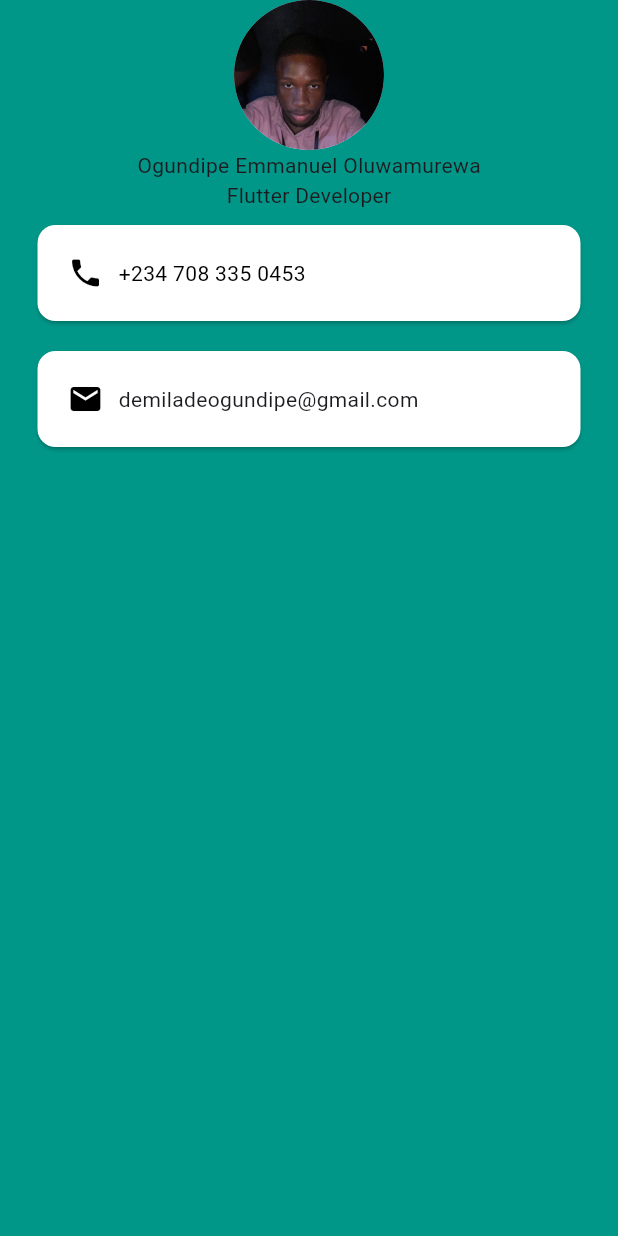
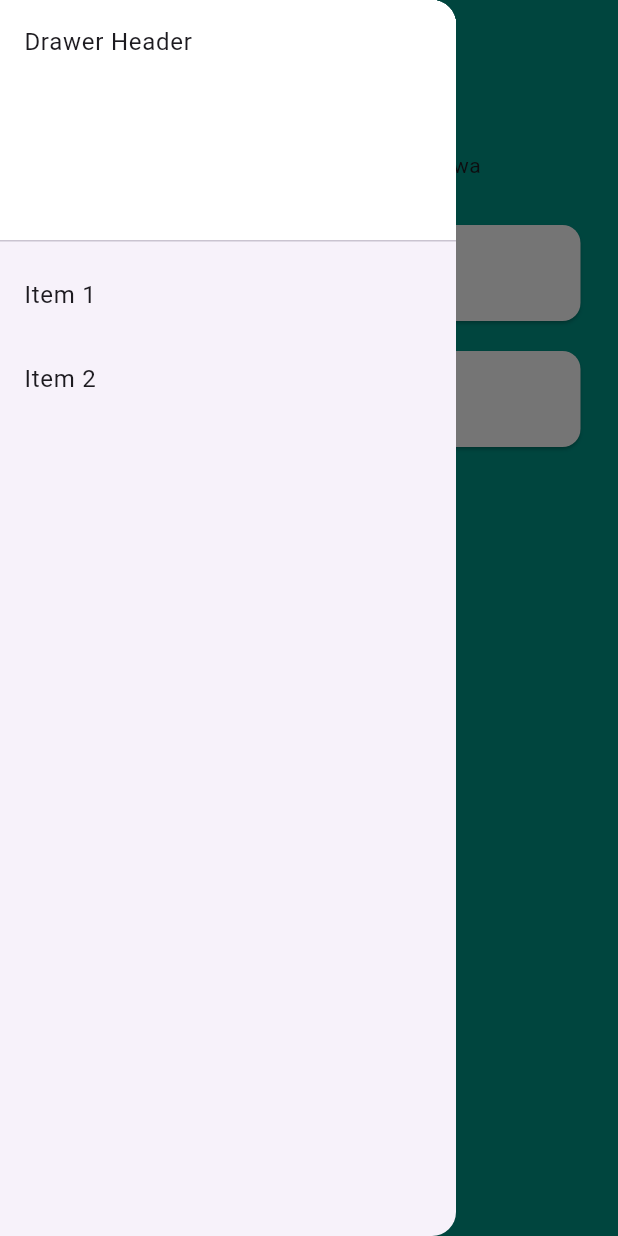
Before and after one commit to oluwasniper/Business_card, a Flutter app: the screen it shows after launch, with the side drawer open (before the commit the screen has no drawer), on a phone screen of 412 x 824 dp. Run offline on Flutter 3.47's test engine with Material 3 defaults, Android fonts, the phone set to English and light mode, and no system bars.

Commit message:
drawer added

```diff
--- a/lib/main.dart
+++ b/lib/main.dart
@@ -12,6 +12,30 @@ class MyApp extends StatelessWidget {
   Widget build(BuildContext context) {
     return MaterialApp(
       home: Scaffold(
+        drawer: Drawer(
+          child: ListView(
+            children: [
+              DrawerHeader(
+                child: Text('Drawer Header'),
+                decoration: BoxDecoration(
+                  color: Colors.white,
+                ),
+              ),
+              ListTile(
+                title: Text('Item 1'),
+                onTap: () {
+                  Navigator.pop(context);
+                },
+              ),
+              ListTile(
+                title: Text('Item 2'),
+                onTap: () {
+                  Navigator.pop(context);
+                },
+              ),
+            ],
+          ),
+        ),
         backgroundColor: Colors.teal,
         body: SafeArea(
             child: Column(
```
